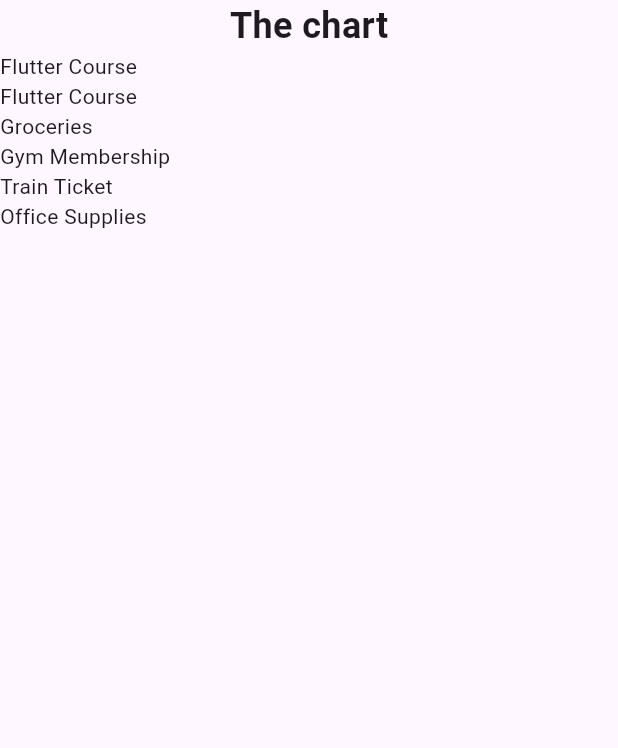
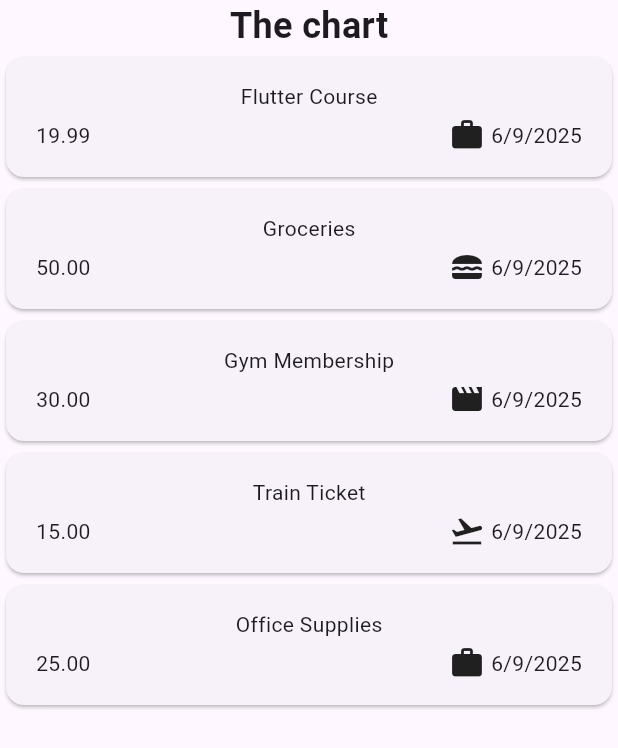
Before and after one commit to NevenD/expense_tracker, a Flutter app: the screen it shows after launch, on a phone screen of 412 x 824 dp. Shown: the top 748 px of the screen. Run offline on Flutter 3.47's test engine with Material 3 defaults, Android fonts, the phone set to English and light mode, and no system bars.

Commit message:
Added date formaterr along with the expense list

```diff
--- a/lib/main.dart
+++ b/lib/main.dart
@@ -1,5 +1,5 @@
 import 'package:flutter/material.dart';
-import 'package:expense_tracker/expenses.dart';
+import 'package:expense_tracker/widgets/expenses.dart';
 
 void main() {
   runApp(const MaterialApp(home: Expenses()));
--- a/lib/models/expense.dart
+++ b/lib/models/expense.dart
@@ -1,6 +1,16 @@
+import 'package:flutter/material.dart';
 import 'package:uuid/uuid.dart';
+import 'package:intl/intl.dart';
 
+final formatter = DateFormat.yMd();
 const uuid = Uuid();
+
+const categoryIcons = {
+  Category.food: Icons.lunch_dining,
+  Category.travel: Icons.flight_takeoff,
+  Category.leisure: Icons.movie,
+  Category.work: Icons.work,
+};
 
 enum Category { food, travel, leisure, work }
 
@@ -17,4 +27,8 @@ class Expense {
   final double amount;
   final DateTime date;
   final Category category;
+
+  String get formattedDate {
+    return formatter.format(date);
+  }
 }
--- a/lib/expenses.dart
+++ b/lib/widgets/expenses.dart
@@ -1,4 +1,4 @@
-import 'package:expense_tracker/expenses_list.dart';
+import 'package:expense_tracker/widgets/expenses_list/expenses_list.dart';
 import 'package:expense_tracker/models/expense.dart';
 import 'package:flutter/material.dart';
 
@@ -17,12 +17,7 @@ class _ExpensesState extends State<Expenses> {
       date: DateTime.now(),
       category: Category.work,
     ),
-    Expense(
-      title: 'Flutter Course',
-      amount: 19.99,
-      date: DateTime.now(),
-      category: Category.work,
-    ),
+
     Expense(
       title: 'Groceries',
       amount: 50.00,
--- a/lib/expenses_list.dart
+++ b/lib/widgets/expenses_list/expenses_list.dart
@@ -1,4 +1,5 @@
 import 'package:expense_tracker/models/expense.dart';
+import 'package:expense_tracker/widgets/expenses_list/expenses_list_item.dart';
 import 'package:flutter/widgets.dart';
 
 class ExpensesList extends StatelessWidget {
@@ -11,7 +12,7 @@ class ExpensesList extends StatelessWidget {
     return ListView.builder(
       itemCount: expenses.length,
       itemBuilder: (ctx, index) {
-        return Text(expenses[index].title);
+        return ExpensesItem(expense: expenses[index]);
       },
     );
   }
--- /dev/null
+++ b/lib/widgets/expenses_list/expenses_list_item.dart
@@ -0,0 +1,39 @@
+import 'package:expense_tracker/models/expense.dart';
+import 'package:flutter/material.dart';
+
+class ExpensesItem extends StatelessWidget {
+  const ExpensesItem({super.key, required this.expense});
+
+  final Expense expense;
+
+  @override
+  Widget build(BuildContext context) {
+    return Card(
+      child: Padding(
+        padding: const EdgeInsets.symmetric(horizontal: 20, vertical: 16),
+        child: Column(
+          children: [
+            Text(expense.title),
+            const SizedBox(height: 4),
+            Row(
+              children: [
+                Text(expense.amount.toStringAsFixed(2)),
+                const Spacer(),
+                Row(
+                  children: [
+                    Icon(categoryIcons[expense.category]),
+                    const SizedBox(width: 4),
+                    Text(
+                      expense.formattedDate,
+                      style: const TextStyle(fontSize: 14),
+                    ),
+                  ],
+                ),
+              ],
+            ),
+          ],
+        ),
+      ),
+    );
+  }
+}
--- a/pubspec.yaml
+++ b/pubspec.yaml
@@ -35,6 +35,7 @@ dependencies:
   # Use with the CupertinoIcons class for iOS style icons.
   cupertino_icons: ^1.0.8
   uuid: ^4.5.1
+  intl: ^0.20.2
 
 dev_dependencies:
   flutter_test:
```
Also changed, not shown: pubspec.lock, 1 other file.
